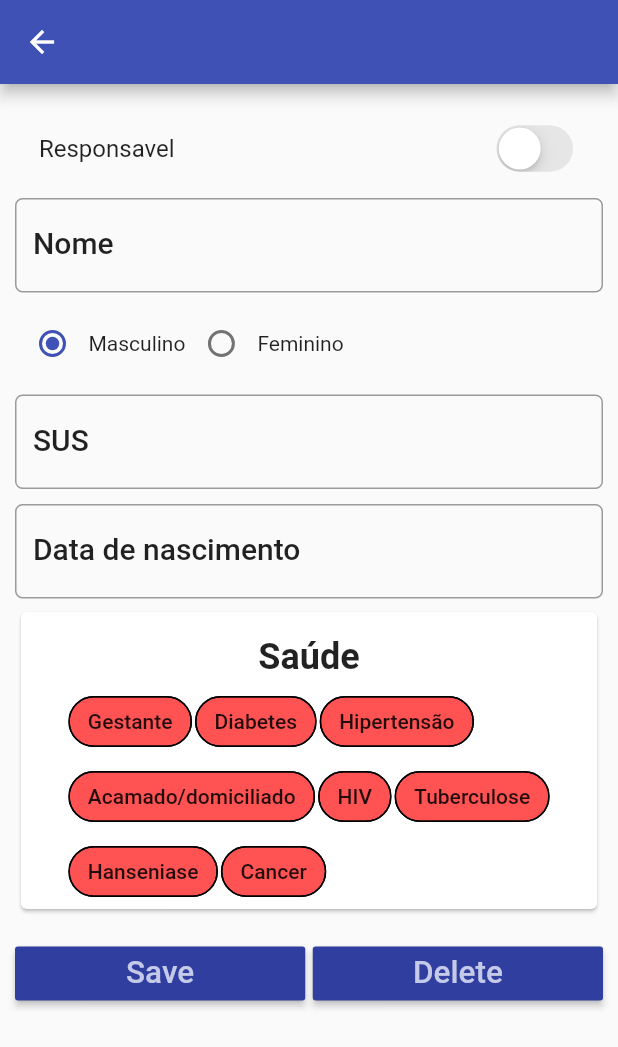
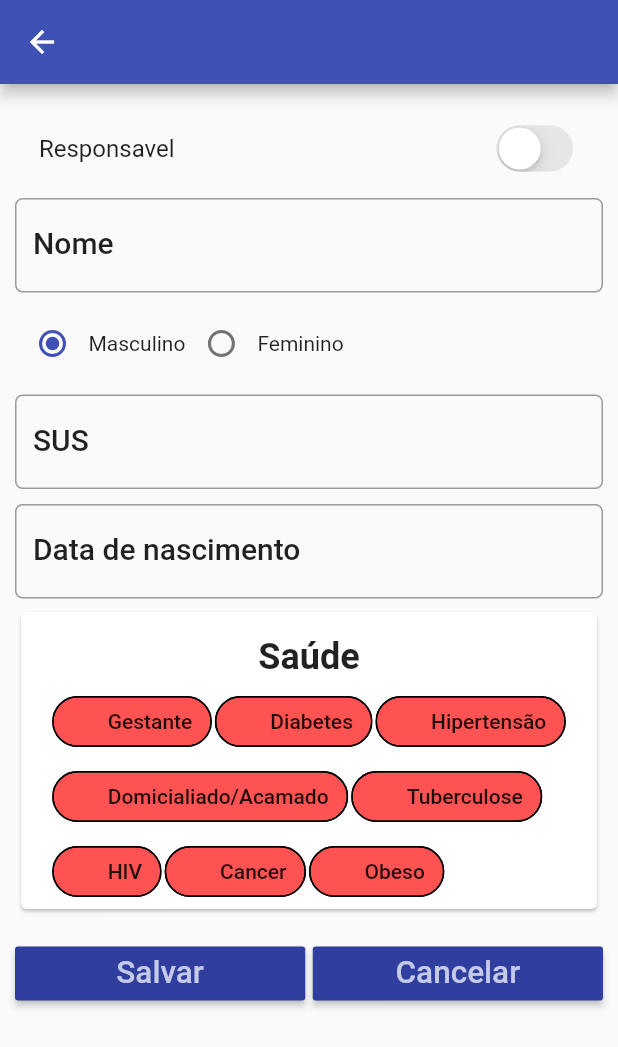
Before and after one commit to eduardo5g/flutter-ControleVisitas, a Flutter app: the CitizenDetail screen opened directly with empty values, on a phone screen of 412 x 824 dp. Shown: the top 1047 px of the screen. Run offline on Flutter 3.47's test engine with Material 2 defaults, Android fonts, the phone set to English and light mode, and no system bars; our stand-ins replace sqflite; accounts and stored records are empty.

Commit message:
bug to sabe, insert but dont edit

```diff
--- a/lib/models/citizen.dart
+++ b/lib/models/citizen.dart
@@ -6,18 +6,20 @@ class Citizen {
 	String _name;
   String _sus;
 	String _dateNyver;
+  String _saude;
   int _responsability;
 	int _priority;
 
-	Citizen(this._idCasa, this._name, this._sus, this._dateNyver, int _responsability, this._priority);
+	Citizen(this._idCasa, this._name, this._sus, this._dateNyver, this._saude, this._responsability, this._priority);
 
-	Citizen.withId(this._id, this._idCasa, this._name, this._sus, this._dateNyver, int _responsability, this._priority);
+	Citizen.withId(this._id, this._idCasa, this._name, this._sus, this._dateNyver, this._saude, this._responsability, this._priority);
 
 	int get id => _id;
 	int get idCasa => _idCasa;
 	String get name => _name;
   String get sus => _sus;
 	String get dateNyver => _dateNyver;
+	String get saude => _saude;
   int get responsability => _responsability;
 	int get priority => _priority;
 
@@ -40,6 +42,10 @@ class Citizen {
 		this._dateNyver = newDate;
 	}
 
+	set saude(String newSaude) {
+		this._saude = newSaude;
+	}
+
 	set responsability(int newResponsability) {
 		this._responsability = newResponsability;
 	}
@@ -58,6 +64,7 @@ class Citizen {
 		map['id_casa'] = _idCasa;
 		map['name'] = _name;
 		map['date_nyver'] = _dateNyver;
+		map['saude'] = _saude;
 		map['responsability'] = _responsability;
     map['priority'] = _priority;
 
@@ -70,6 +77,7 @@ class Citizen {
 		this._idCasa = map['id_casa'];
 		this._name = map['name'];
 		this._dateNyver = map['date_nyver'];
+		this._saude = map['saude'];
 		this._responsability = map['responsability'];
 		this._priority = map['priority'];
 	}
--- /dev/null
+++ b/lib/models/saude.dart
@@ -0,0 +1,38 @@
+// import 'package:flutter/scheduler.dart';
+
+class Saude {
+
+	int _id;
+	String _name;
+
+	Saude(this._name);
+
+	Saude.withId(this._id, this._name);
+
+	int get id => _id;
+
+	String get name => _name;
+
+	set name(String newName) {
+		if (newName.length <= 255) {
+			this._name = newName;
+		}
+	}
+
+	// Convert a Saude object into a Map object
+	Map<String, dynamic> toMap() {
+
+		var map = Map<String, dynamic>();
+		if (id != null) {
+			map['id'] = _id;
+		}
+		map['name'] = name;
+		return map;
+	}
+
+	// Extract a Saude object from a Map object
+	Saude.fromMapObject(Map<String, dynamic> map) {
+		this._id = map['id'];
+		this._name = map['name'];
+	}
+}
--- a/lib/screens/citizen_detail.dart
+++ b/lib/screens/citizen_detail.dart
@@ -1,13 +1,20 @@
-import 'package:controle_visitas/material/simple_list.dart';
+// import 'package:controle_visitas/material/simple_list.dart';
 import 'package:flutter/material.dart';
+import 'package:intl/intl.dart';
+import 'package:sqflite/sqflite.dart';
+import 'package:flutter/cupertino.dart';
+
+/** DATABASES */
+import 'package:controle_visitas/utils/database_helper.dart';
+import 'package:controle_visitas/utils/citizen_helper.dart';
+import 'package:controle_visitas/utils/saude_helper.dart';
+/** MODELS */
 import 'package:controle_visitas/models/citizen.dart';
-import 'package:controle_visitas/utils/citizen_helper.dart';
-import 'package:intl/intl.dart';
-
-import 'package:flutter/cupertino.dart';
+import 'package:controle_visitas/models/saude.dart';
+/** CONTROLS */
+import 'package:controle_visitas/material/chip.dart';
 import 'package:controle_visitas/material/radio_button_group.dart';
 import 'package:controle_visitas/material/grouped_buttons_orientation.dart';
-import 'package:controle_visitas/material/chip.dart';
 
 class CitizenDetail extends StatefulWidget {
   final String appBarTitle;
@@ -22,55 +29,64 @@ class CitizenDetail extends StatefulWidget {
 }
 
 class CitizenDetailState extends State<CitizenDetail> {
+  DatabaseHelper databaseHelper = DatabaseHelper();
+  CitizenHelper citizenHelper = CitizenHelper();
+  SaudeHelper saudeHelper = SaudeHelper();
+
+  Citizen citizen;
+  int citizenIdent;
+
   String _picked = 'Masculino';
 
-  CitizenHelper helper = CitizenHelper();
-
   String appBarTitle;
-  Citizen citizen;
 
   TextEditingController nameController = TextEditingController();
-  TextEditingController descriptionController = TextEditingController();
+  TextEditingController susController = TextEditingController();
+  TextEditingController nascimentoController = TextEditingController();
 
   // Objeto do Citizen
   CitizenDetailState(this.citizen, this.appBarTitle);
 
   // Valores do check da saude
-  final List<String> saude = <String>[
-    'Gestante',
-    'Diabetes',
-    'Hipertensão',
-    'Acamado/domiciliado',
-    'HIV',
-    'Tuberculose',
-    'Hanseniase',
-    'Cancer',
-  ];
-  List<bool> saudeValue = <bool>[
-    false,
-    false,
-    false,
-    false,
-    false,
-    false,
-    false,
-    false,
-  ];
+  List<Saude> saudeList;
+  List<bool> saudeValue;
 
   @override
   Widget build(BuildContext context) {
+    if (citizen == null) getCitizen();
+
+    susController.text = citizen.sus;
+    nascimentoController.text = citizen.dateNyver;
     TextStyle textStyle = Theme.of(context).textTheme.title;
-    final List<Widget> filterChips = saude.map<Widget>((String name) {
+
+    if (saudeList == null) {
+      saudeList = List<Saude>();
+      updateListView();
+    }
+    String cAvatarT = '';
+    Color cAvatarC = Colors.transparent;
+    final List<Widget> filterChips = saudeList.map<Widget>((Saude s) {
       return FilterChip(
-        key: ValueKey<String>(name),
-        label: Text(name),
+        avatar: CircleAvatar(
+          child: Text(cAvatarT),
+          backgroundColor: cAvatarC,
+        ),
+        key: ValueKey<int>(s.id - 1),
+        label: Text(s.name),
         backgroundColor: Colors.redAccent,
         selectedColor: Colors.greenAccent,
         shape: StadiumBorder(side: BorderSide()),
-        selected: saudeValue[0],
+        selected: saudeValue[s.id - 1],
         onSelected: (bool value) {
           setState(() {
-            saudeValue[0] = value;
+            // if (value) {
+            //   cAvatarT = '';
+            //   cAvatarC = Colors.transparent;
+            // } else {
+            //   cAvatarT = 'X';
+            //   cAvatarC = Colors.redAccent;
+            // }
+            saudeValue[s.id - 1] = value;
           });
         },
       );
@@ -104,10 +120,7 @@ class CitizenDetailState extends State<CitizenDetail> {
                         : true,
                     onChanged: (bool value) {
                       setState(() {
-                        debugPrint(value.toString());
                         citizen.responsability = (value) ? 1 : 0;
-                        debugPrint(citizen.responsability.toString());
-                        // _isResposability = value;
                       });
                     },
                   ),
@@ -157,10 +170,9 @@ class CitizenDetailState extends State<CitizenDetail> {
                 Padding(
                   padding: EdgeInsets.only(top: 5.0, bottom: 5.0),
                   child: TextField(
-                    controller: descriptionController,
+                    controller: susController,
                     style: textStyle,
                     onChanged: (value) {
-                      debugPrint('Something changed in Description Text Field');
                       citizen.sus = value;
                     },
                     decoration: InputDecoration(
@@ -174,7 +186,7 @@ class CitizenDetailState extends State<CitizenDetail> {
                 Padding(
                   padding: EdgeInsets.only(top: 5.0, bottom: 5.0),
                   child: TextField(
-                    controller: descriptionController,
+                    controller: nascimentoController,
                     style: textStyle,
                     onChanged: (value) {
                       citizen.dateNyver = value;
@@ -187,7 +199,7 @@ class CitizenDetailState extends State<CitizenDetail> {
                   ),
                 ),
                 /** SAUDE */
-                ChipsTile(label: 'Saúde',children: filterChips),
+                ChipsTile(label: 'Saúde', children: filterChips),
                 /**  Bottom SAVE/CANCEL */
                 Padding(
                   padding: EdgeInsets.only(top: 15.0, bottom: 15.0),
@@ -198,7 +210,7 @@ class CitizenDetailState extends State<CitizenDetail> {
                           color: Theme.of(context).primaryColorDark,
                           textColor: Theme.of(context).primaryColorLight,
                           child: Text(
-                            'Save',
+                            'Salvar',
                             textScaleFactor: 1.5,
                           ),
                           onPressed: () {
@@ -217,13 +229,13 @@ class CitizenDetailState extends State<CitizenDetail> {
                           color: Theme.of(context).primaryColorDark,
                           textColor: Theme.of(context).primaryColorLight,
                           child: Text(
-                            'Delete',
+                            'Cancelar',
                             textScaleFactor: 1.5,
                           ),
                           onPressed: () {
                             setState(() {
                               debugPrint("Delete button clicked");
-                              _delete();
+                              _cancel();
                             });
                           },
                         ),
@@ -258,13 +270,24 @@ class CitizenDetailState extends State<CitizenDetail> {
     moveToLastScreen();
 
     citizen.dateNyver = DateFormat.yMMMd().format(DateTime.now());
+    String _saude;
+    for (int i = 0; i <= saudeValue.length-1; i++) {
+      if (saudeValue[i]) {
+        if (_saude.length > 1) _saude = ',';
+        citizen.saude = saudeList[i].id.toString();
+      }
+    }
+    citizen.saude = _saude;
+
     int result;
     if (citizen.id != null) {
       // Case 1: Update operation
-      result = await helper.updateCitizen(citizen);
+      debugPrint(citizen.toString());
+      result = await citizenHelper.updateCitizen(citizen);
+      debugPrint(result.toString());
     } else {
       // Case 2: Insert Operation
-      result = await helper.insertCitizen(citizen);
+      result = await citizenHelper.insertCitizen(citizen);
     }
 
     if (result != 0) {
@@ -276,23 +299,8 @@ class CitizenDetailState extends State<CitizenDetail> {
     }
   }
 
-  void _delete() async {
+  void _cancel() async {
     moveToLastScreen();
-
-    // Case 1: If user is trying to delete the NEW NOTE i.e. he has come to
-    // the detail page by pressing the FAB of CitizenList page.
-    if (citizen.id == null) {
-      _showAlertDialog('Status', 'No Citizen was deleted');
-      return;
-    }
-
-    // Case 2: User is trying to delete the old citizen that already has a valid ID.
-    int result = await helper.deleteCitizen(citizen.id);
-    if (result != 0) {
-      _showAlertDialog('Status', 'Citizen Deleted Successfully');
-    } else {
-      _showAlertDialog('Status', 'Error Occured while Deleting Citizen');
-    }
   }
 
   void _showAlertDialog(String name, String message) {
@@ -302,4 +310,47 @@ class CitizenDetailState extends State<CitizenDetail> {
     );
     showDialog(context: context, builder: (_) => alertDialog);
   }
+
+  void getCitizen() {
+    final Future<Database> dbFuture = databaseHelper.initializeDatabase();
+    dbFuture.then((database) {
+      Future<List<Citizen>> _listCitizen =
+          citizenHelper.getCitizenList(citizenIdent);
+      _listCitizen.then((_citizen) {
+        setState(() {
+          debugPrint('*********' + _citizen.toString());
+
+          this.citizen = _citizen[0];
+        });
+      });
+    });
+  }
+
+  void updateListView() {
+    final Future<Database> dbFuture = databaseHelper.initializeDatabase();
+    dbFuture.then((database) {
+      Future<List<Saude>> saudeListFuture = saudeHelper.getSaudeList();
+      saudeListFuture.then((saudeList) {
+        setState(() {
+          debugPrint(saudeList.toString());
+          if (saudeList.length > 1) {
+            this.saudeList = saudeList;
+            /** CARREGAR ESTADO DE SAUDE */
+            this.saudeValue =
+                List<bool>.filled(saudeList.length, false, growable: true);
+          } else {
+            saudeHelper.insertSaude(Saude('Gestante'));
+            saudeHelper.insertSaude(Saude('Diabetes'));
+            saudeHelper.insertSaude(Saude('Hipertensão'));
+            saudeHelper.insertSaude(Saude('Domicialiado/Acamado'));
+            saudeHelper.insertSaude(Saude('Tuberculose'));
+            saudeHelper.insertSaude(Saude('HIV'));
+            saudeHelper.insertSaude(Saude('Cancer'));
+            saudeHelper.insertSaude(Saude('Obeso'));
+            this.updateListView();
+          }
+        });
+      });
+    });
+  }
 }
--- a/lib/screens/citizen_list.dart
+++ b/lib/screens/citizen_list.dart
@@ -36,10 +36,11 @@ class CitizenListState extends State<CitizenList> {
         title: Text('Moradores'),
       ),
       body: getCitizenListView(),
+
       floatingActionButton: FloatingActionButton(
         onPressed: () {
           debugPrint('FAB clicked');
-          navigateToDetail(Citizen(homeIdent, '', '', '' , 0, 0), 'Add Cidadão');
+          navigateToDetail(Citizen(homeIdent, '', '', '', '', 0, 0), 'Add Cidadão');
         },
         tooltip: 'Add Cidadão',
         child: Icon(Icons.add),
@@ -96,7 +97,6 @@ class CitizenListState extends State<CitizenList> {
               ],
             ),
             onTap: () {
-              debugPrint("ListTile Tapped");
               navigateToDetail(this.citizenList[position], 'Edit Citizen');
             },
           ),
--- a/lib/screens/home_detail.dart
+++ b/lib/screens/home_detail.dart
@@ -9,7 +9,7 @@ class HomeDetail extends StatefulWidget {
 	final String appBarTitle;
 	final Home home;
 
-	HomeDetail(this. home, this.appBarTitle);
+	HomeDetail(this.home, this.appBarTitle);
 
 	@override
   State<StatefulWidget> createState() {
--- a/lib/screens/rua_detail.dart
+++ b/lib/screens/rua_detail.dart
@@ -94,7 +94,6 @@ class RuaDetailState extends State<RuaDetail> {
 						    controller: nameController,
 						    style: textStyle,
 						    onChanged: (value) {
-						    	debugPrint('Something changed in Title Text Field');
 						    	updateTitle();
 						    },
 						    decoration: InputDecoration(
--- a/lib/screens/rua_list.dart
+++ b/lib/screens/rua_list.dart
@@ -191,6 +191,7 @@ class RuaListState extends State<RuaList> {
   void updateListView() {
     final Future<Database> dbFuture = databaseHelper.initializeDatabase();
     dbFuture.then((database) {
+      databaseHelper.createDb(database, 2);
       Future<List<Rua>> ruaListFuture = ruaHelper.getRuaList();
       ruaListFuture.then((ruaList) {
         setState(() {
--- a/lib/utils/citizen_helper.dart
+++ b/lib/utils/citizen_helper.dart
@@ -1,5 +1,4 @@
 import 'package:controle_visitas/utils/database_helper.dart';
-import 'package:flutter/cupertino.dart';
 import 'package:sqflite/sqflite.dart';
 import 'dart:async';
 import 'package:controle_visitas/models/citizen.dart';
@@ -66,7 +65,6 @@ class CitizenHelper {
     idCasa = id;
     var citizenMapList =
         await getCitizenMapList(idCasa, responsability); // Get 'Map List' from database
-    debugPrint(citizenMapList.toString());
     int count = citizenMapList.length; // Count the number of map entries in db table
 
     List<Citizen> citizenList = List<Citizen>();
--- a/lib/utils/rua_helper.dart
+++ b/lib/utils/rua_helper.dart
@@ -1,4 +1,3 @@
-import 'package:flutter/material.dart';
 import 'package:sqflite/sqflite.dart';
 import 'dart:async';
 import 'package:controle_visitas/models/rua.dart';
@@ -58,7 +57,7 @@ class RuaHelper {
 		var ruaMapList = await getRuaMapList(); // Get 'Map List' from database
 		int count = ruaMapList.length;         // Count the number of map entries in db table
 
-    debugPrint(ruaMapList.toString());
+    // debugPrint(ruaMapList.toString());
 		List<Rua> ruaList = List<Rua>();
 		// For loop to create a 'Rua List' from a 'Map List'
 		for (int i = 0; i < count; i++) {
```
Also changed, not shown: lib/screens/home_list.dart (+1 -6 lines), lib/utils/database_helper.dart (+12 -7 lines), lib/utils/saude_helper.dart (added, +67 -0 lines).
